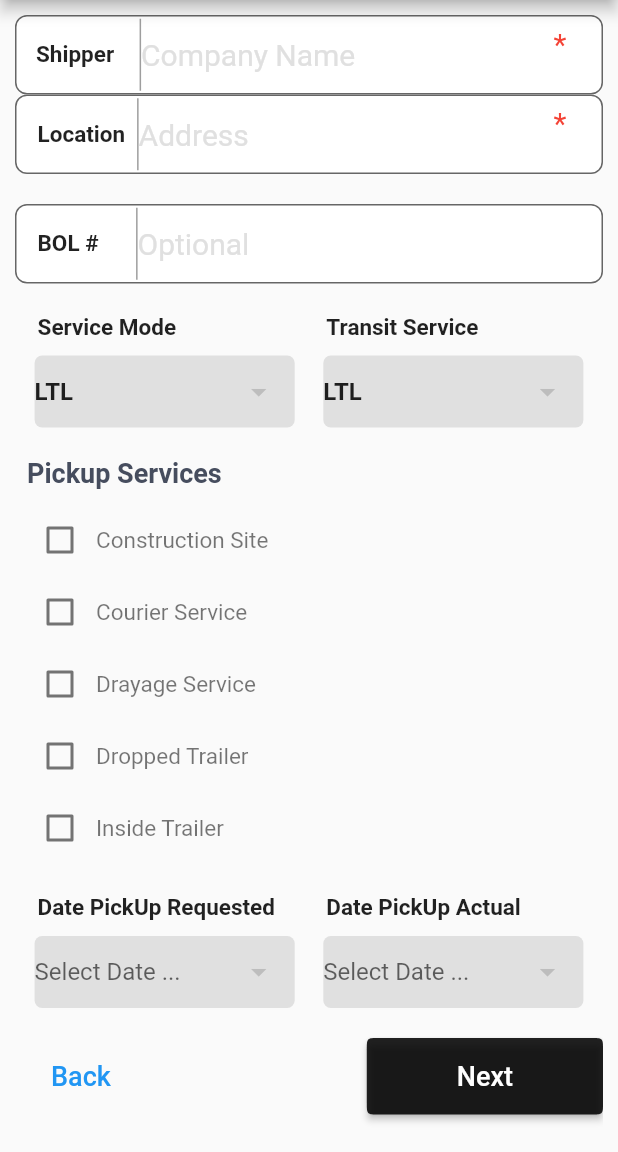
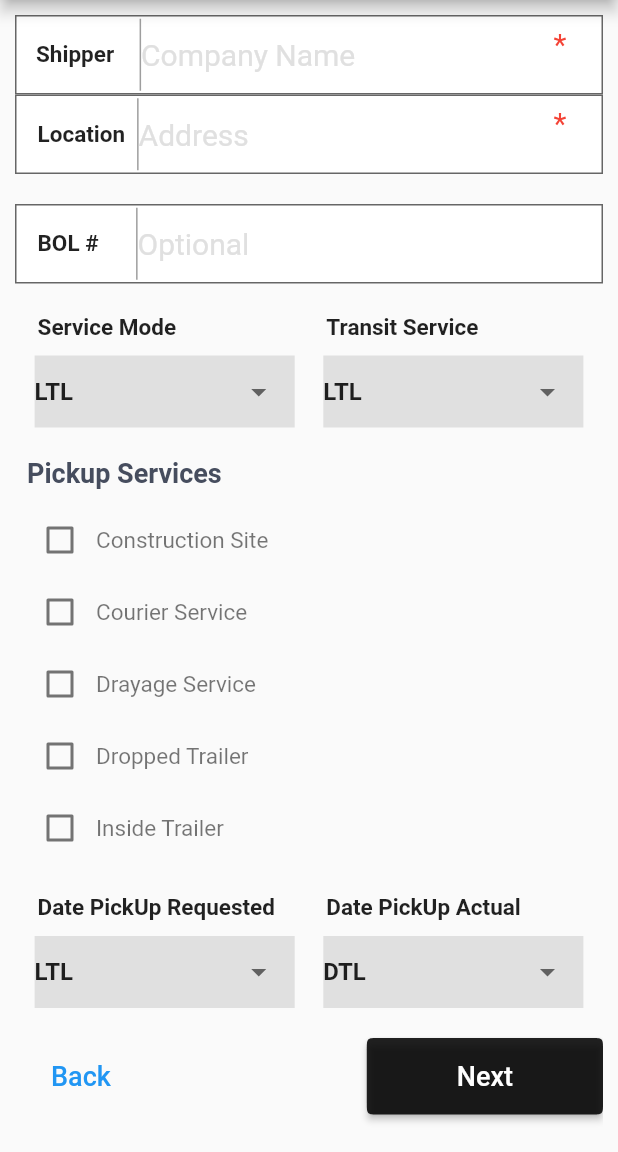
Before and after one commit to HemanthReddyKodakandla-bootcamp/Flutter_Forms, a Flutter app: the screen it shows after launch, scrolled down 133 dp, on a phone screen of 412 x 824 dp, the part 84-1236 px from its top. Run offline on Flutter 3.47's test engine with Material 2 defaults, Android fonts, the phone set to English and light mode, and no system bars; Roboto replaces fonts that are missing (Quicksand).

Commit message:
dropdown data

```diff
--- a/lib/main.dart
+++ b/lib/main.dart
@@ -23,8 +23,9 @@ class ShippingPageWidget extends StatefulWidget {
 class _ShippingPageWidgetState extends State<ShippingPageWidget> {
   List serviceData = ["LTL", "DTL", "RTL"];
   String selectedServiceItem = "LTL";
-  String requestedPickUpTime;
-  String actualPickUPTime;
+  String selectedTransitItem = "LTL";
+  String requestedPickUpTime = "LTL";
+  String actualPickUPTime = "DTL";
   bool pickUpFromConstruction = false;
   bool pickUpFromCourier = false;
   bool pickUpFromDrayage = false;
@@ -176,7 +177,7 @@ class _ShippingPageWidgetState extends State<ShippingPageWidget> {
             decoration: new InputDecoration(
               focusColor: const Color(0xffff6771),
               border: OutlineInputBorder(
-                  borderRadius: BorderRadius.all(Radius.circular(8.0)),
+                  borderRadius: BorderRadius.all(Radius.circular(0.0)),
                   borderSide: BorderSide(style: BorderStyle.solid, width: 1.0)),
               contentPadding: EdgeInsets.all(15.0),
               filled: true,
@@ -211,7 +212,7 @@ class _ShippingPageWidgetState extends State<ShippingPageWidget> {
             decoration: new InputDecoration(
               focusColor: const Color(0xffff6771),
               border: OutlineInputBorder(
-                  borderRadius: BorderRadius.all(Radius.circular(8.0)),
+                  borderRadius: BorderRadius.all(Radius.circular(0.0)),
                   borderSide: BorderSide(style: BorderStyle.solid, width: 1.0)),
               contentPadding: EdgeInsets.all(15.0),
               filled: true,
@@ -249,7 +250,7 @@ class _ShippingPageWidgetState extends State<ShippingPageWidget> {
             decoration: new InputDecoration(
               focusColor: const Color(0xffff6771),
               border: OutlineInputBorder(
-                  borderRadius: BorderRadius.all(Radius.circular(8.0)),
+                  borderRadius: BorderRadius.all(Radius.circular(0.0)),
                   borderSide: BorderSide(style: BorderStyle.solid, width: 1.0)),
               contentPadding: EdgeInsets.all(15.0),
               filled: true,
@@ -302,7 +303,7 @@ class _ShippingPageWidgetState extends State<ShippingPageWidget> {
                               focusColor: const Color(0xffff6771),
                               border: OutlineInputBorder(
                                   borderRadius:
-                                      BorderRadius.all(Radius.circular(5.0)),
+                                      BorderRadius.all(Radius.circular(0.0)),
                                   borderSide: BorderSide(
                                       style: BorderStyle.none, width: 0.0)),
                               contentPadding:
@@ -323,6 +324,11 @@ class _ShippingPageWidgetState extends State<ShippingPageWidget> {
                                       fontWeight: FontWeight.w600),
                                 ));
                           }).toList(),
+                          onChanged: (String value){
+                            setState(() {
+                              selectedServiceItem = value;
+                            });
+                          },
                           validator: (String value) {
                             if (value == null) {
                               return 'Please select service mode';
@@ -357,12 +363,12 @@ class _ShippingPageWidgetState extends State<ShippingPageWidget> {
                       width: MediaQuery.of(context).size.width * 0.45,
                       child: Container(
                         child: DropdownButtonFormField<String>(
-                          value: selectedServiceItem,
+                          value: selectedTransitItem,
                           decoration: new InputDecoration(
                               focusColor: const Color(0xffff6771),
                               border: OutlineInputBorder(
                                   borderRadius:
-                                      BorderRadius.all(Radius.circular(5.0)),
+                                      BorderRadius.all(Radius.circular(0.0)),
                                   borderSide: BorderSide(
                                       style: BorderStyle.none, width: 0.0)),
                               contentPadding:
@@ -383,6 +389,11 @@ class _ShippingPageWidgetState extends State<ShippingPageWidget> {
                                       fontWeight: FontWeight.w600),
                                 ));
                           }).toList(),
+                          onChanged: (String value){
+                            setState(() {
+                              selectedTransitItem = value;
+                            });
+                          },
                           validator: (String value) {
                             if (value == null) {
                               return 'Please select transit service';
@@ -431,7 +442,7 @@ class _ShippingPageWidgetState extends State<ShippingPageWidget> {
                               focusColor: const Color(0xffff6771),
                               border: OutlineInputBorder(
                                   borderRadius:
-                                      BorderRadius.all(Radius.circular(5.0)),
+                                      BorderRadius.all(Radius.circular(0.0)),
                                   borderSide: BorderSide(
                                       style: BorderStyle.none, width: 0.0)),
                               contentPadding:
@@ -452,6 +463,11 @@ class _ShippingPageWidgetState extends State<ShippingPageWidget> {
                                       fontWeight: FontWeight.w600),
                                 ));
                           }).toList(),
+                          onChanged: (String value){
+                            setState(() {
+                              requestedPickUpTime = value;
+                            });
+                          },
                           validator: (String value) {
                             if (value == null) {
                               return 'Please select service mode';
@@ -491,7 +507,7 @@ class _ShippingPageWidgetState extends State<ShippingPageWidget> {
                               focusColor: const Color(0xffff6771),
                               border: OutlineInputBorder(
                                   borderRadius:
-                                      BorderRadius.all(Radius.circular(5.0)),
+                                      BorderRadius.all(Radius.circular(0.0)),
                                   borderSide: BorderSide(
                                       style: BorderStyle.none, width: 0.0)),
                               contentPadding:
@@ -512,6 +528,11 @@ class _ShippingPageWidgetState extends State<ShippingPageWidget> {
                                       fontWeight: FontWeight.w600),
                                 ));
                           }).toList(),
+                          onChanged: (String value){
+                            setState(() {
+                              actualPickUPTime = value;
+                            });
+                          },
                           validator: (String value) {
                             if (value == null) {
                               return 'Please select actual pickup time';
```
